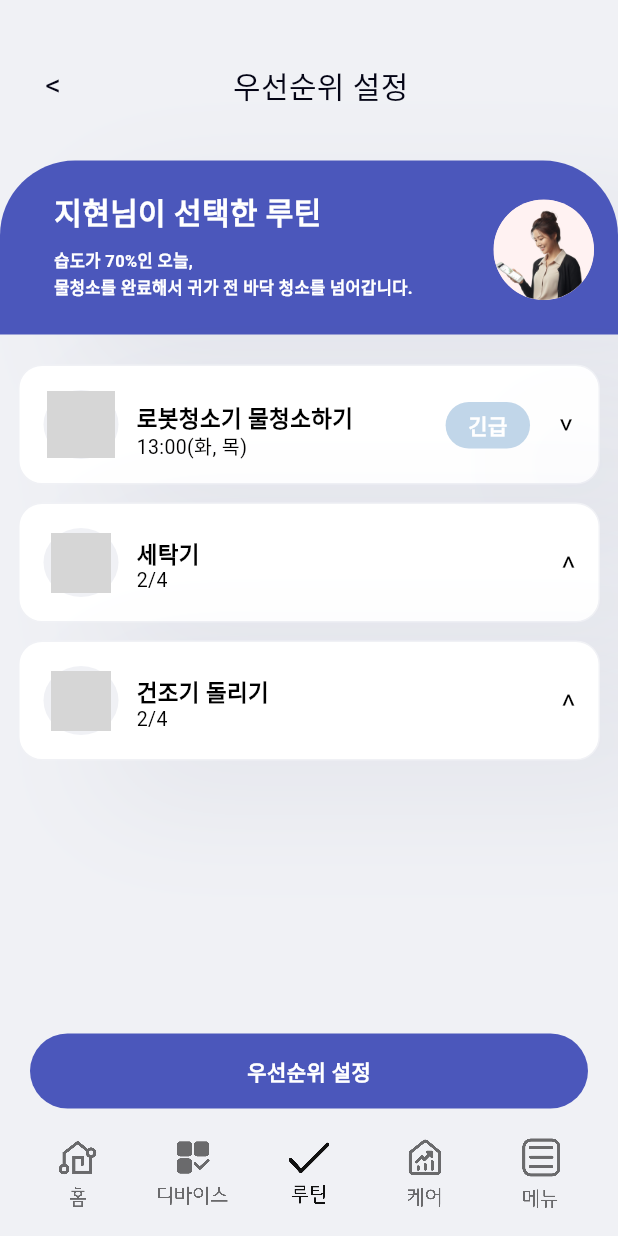
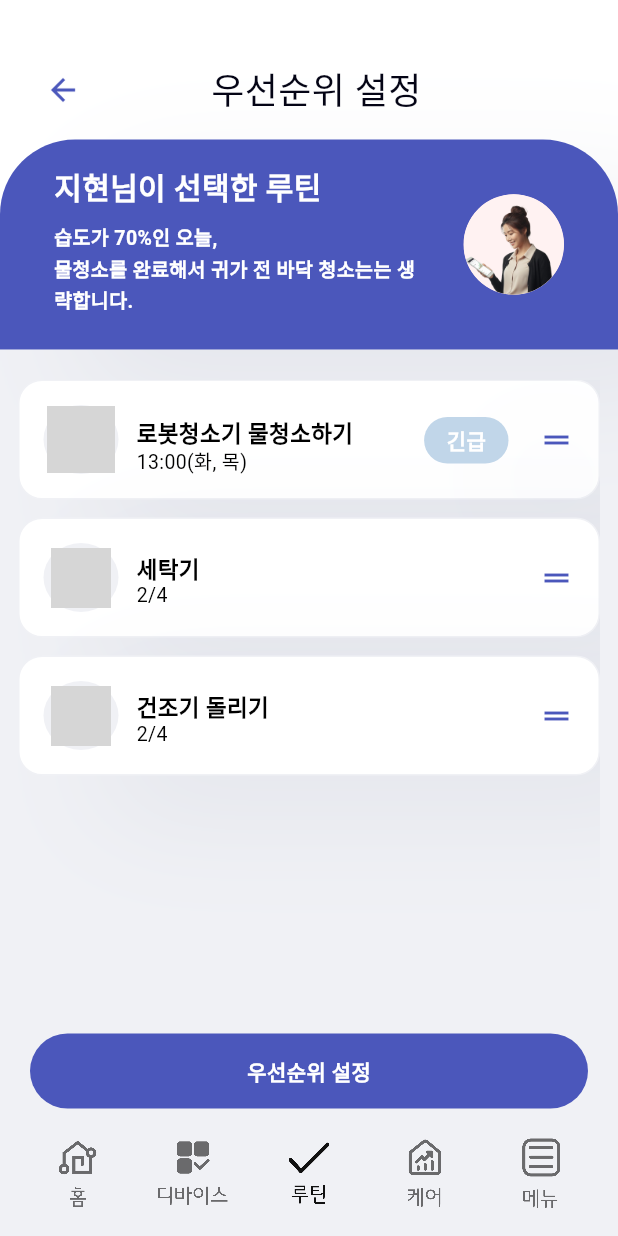
Before and after one commit to standardkim11/LG_DX_School_DX_Project, a Flutter app: the PriorityScreen screen opened directly, on a phone screen of 412 x 824 dp. Run offline on Flutter 3.47's test engine with Material 3 defaults, Android fonts, the phone set to English and light mode, and no system bars; Roboto replaces fonts that are missing (LG Smart_H); grey boxes are pictures that could not be loaded.

Commit message:
우선순위 페이지 구현

```diff
--- a/front/lib/Screens/priority.dart
+++ b/front/lib/Screens/priority.dart
@@ -2,8 +2,43 @@ import 'package:flutter/material.dart';
 import '../components/app_colors.dart';
 import '../components/app_text_styles.dart';
 import '../components/bottom_navigation.dart';
+import 'viewall_screen.dart';
 
-class PriorityScreen extends StatelessWidget {
+class PriorityScreen extends StatefulWidget {
+  const PriorityScreen({super.key});
+
+  @override
+  State<PriorityScreen> createState() => _PriorityScreenState();
+}
+
+class _PriorityScreenState extends State<PriorityScreen> {
+  List<Map<String, dynamic>> _routines = [
+    {
+      'key': ValueKey('routine_0'),
+      'title': '로봇청소기 물청소하기',
+      'time': '13:00(화, 목)',
+      'iconSize': 45.0,
+      'hasUrgentBadge': true,
+      'imagePath': 'assets/priority_screen/robot.png',
+    },
+    {
+      'key': ValueKey('routine_1'),
+      'title': '세탁기',
+      'time': '2/4',
+      'iconSize': 40.0,
+      'hasUrgentBadge': false,
+      'imagePath': 'assets/priority_screen/washing.png',
+    },
+    {
+      'key': ValueKey('routine_2'),
+      'title': '건조기 돌리기',
+      'time': '2/4',
+      'iconSize': 40.0,
+      'hasUrgentBadge': false,
+      'imagePath': 'assets/priority_screen/washing.png',
+    },
+  ];
+
   static const _cardShadow = BoxShadow(
     color: Color(0x0F222C5C),
     blurRadius: 68,
@@ -69,26 +104,49 @@ class PriorityScreen extends StatelessWidget {
             // 메인 콘텐츠
             Column(
               children: [
+                // 상단 제목과 배너 영역 (흰색 배경)
+                Container(
+                  color: Colors.white,
+                  child: Column(
+                    children: [
                       // 상단 제목
                       Padding(
-                  padding: const EdgeInsets.only(top: 47, left: 30, right: 20),
+                        padding: const EdgeInsets.only(
+                          top: 47,
+                          left: 30,
+                          right: 20,
+                        ),
                         child: Row(
                           children: [
-                      Transform.rotate(
-                        angle: 3.14, // 180도 회전 (왼쪽 화살표)
-                        child: Text(
-                          '>',
-                          style: AppTextStyles.sectionTitle(
+                            GestureDetector(
+                              onTap: () {
+                                Navigator.pushReplacement(
                                   context,
-                          ).copyWith(fontSize: 20, height: 1),
+                                  PageRouteBuilder(
+                                    pageBuilder:
+                                        (
+                                          context,
+                                          animation,
+                                          secondaryAnimation,
+                                        ) => const ViewAllScreen(),
+                                    transitionDuration: Duration.zero,
+                                    reverseTransitionDuration: Duration.zero,
+                                  ),
+                                );
+                              },
+                              child: Image.asset(
+                                'assets/lgrouthinq/Back_icon.png',
+                                width: 24,
+                                height: 24,
                               ),
                             ),
                             Expanded(
                               child: Center(
                                 child: Text(
                                   '우선순위 설정',
-                            style: AppTextStyles.sectionTitle(context).copyWith(
-                              fontSize: 20,
+                                  style: AppTextStyles.sectionTitle(context)
+                                      .copyWith(
+                                        fontSize: 24,
                                         height: 1,
                                         fontWeight: FontWeight.w500,
                                       ),
@@ -97,7 +155,7 @@ class PriorityScreen extends StatelessWidget {
                               ),
                             ),
                             SizedBox(
-                        width: 5, // 오른쪽 공간 (화살표와 대칭)
+                              width: 24, // 오른쪽 공간 (뒤로가기 버튼과 대칭)
                             ),
                           ],
                         ),
@@ -105,10 +163,10 @@ class PriorityScreen extends StatelessWidget {
 
                       // 보라색 배너
                       Padding(
-                  padding: const EdgeInsets.only(top: 38),
+                        padding: const EdgeInsets.only(top: 20),
                         child: Container(
                           width: double.infinity,
-                    height: 116,
+                          height: 140,
                           padding: const EdgeInsets.all(16),
                           decoration: ShapeDecoration(
                             color: AppColors.textAccent,
@@ -121,20 +179,28 @@ class PriorityScreen extends StatelessWidget {
                             shadows: [_cardShadow],
                           ),
                           child: Row(
-                      crossAxisAlignment: CrossAxisAlignment.start,
+                            crossAxisAlignment: CrossAxisAlignment.center,
+                            mainAxisAlignment: MainAxisAlignment.center,
                             children: [
                               Expanded(
                                 child: Padding(
-                            padding: const EdgeInsets.only(left: 20, top: 8),
+                                  padding: const EdgeInsets.only(left: 20),
                                   child: Column(
-                              crossAxisAlignment: CrossAxisAlignment.start,
+                                    crossAxisAlignment:
+                                        CrossAxisAlignment.start,
+                                    mainAxisAlignment: MainAxisAlignment.center,
                                     children: [
-                                Text('지현님이 선택한 루틴', style: _bannerTitleStyle),
+                                      Text(
+                                        '지현님이 선택한 루틴',
+                                        style: _bannerTitleStyle.copyWith(
+                                          fontSize: 20,
+                                        ),
+                                      ),
                                       const SizedBox(height: 12),
                                       Text(
-                                  '습도가 70%인 오늘,\n물청소를 완료해서 귀가 전 바닥 청소를 넘어갑니다.',
+                                        '습도가 70%인 오늘,\n물청소를 완료해서 귀가 전 바닥 청소는는 생략합니다.',
                                         style: _bannerTextStyle.copyWith(
-                                    fontSize: 11,
+                                          fontSize: 13,
                                         ),
                                       ),
                                     ],
@@ -143,7 +209,10 @@ class PriorityScreen extends StatelessWidget {
                               ),
                               const SizedBox(width: 12),
                               Padding(
-                          padding: const EdgeInsets.only(top: 10),
+                                padding: const EdgeInsets.only(
+                                  left: 20,
+                                  right: 20,
+                                ),
                                 child: Container(
                                   width: 67,
                                   height: 67,
@@ -163,41 +232,73 @@ class PriorityScreen extends StatelessWidget {
                           ),
                         ),
                       ),
+                    ],
+                  ),
+                ),
 
                 // 루틴 리스트
                 Expanded(
-                  child: SingleChildScrollView(
+                  child: Container(
+                    constraints: BoxConstraints(
+                      maxHeight: MediaQuery.of(context).size.height * 0.5,
+                    ),
+                    child: Padding(
                       padding: const EdgeInsets.symmetric(
                         horizontal: 12,
                         vertical: 20,
                       ),
-                    child: Column(
-                      children: [
-                        _PriorityCard(
-                          title: '로봇청소기 물청소하기',
-                          time: '13:00(화, 목)',
-                          iconSize: 45,
-                          hasUrgentBadge: true,
-                          imagePath: 'assets/priority_screen/robot.png',
-                          arrowDirection: 'down',
+                      child: ClipRect(
+                        child: ReorderableListView(
+                          physics: const ClampingScrollPhysics(),
+                          buildDefaultDragHandles: false,
+                          onReorder: (oldIndex, newIndex) {
+                            setState(() {
+                              // 인덱스 범위 검증
+                              if (oldIndex < 0 || oldIndex >= _routines.length)
+                                return;
+                              if (newIndex < 0) newIndex = 0;
+                              if (newIndex >= _routines.length)
+                                newIndex = _routines.length - 1;
+
+                              if (newIndex > oldIndex) {
+                                newIndex -= 1;
+                              }
+
+                              // 범위 재검증
+                              if (newIndex < 0) newIndex = 0;
+                              if (newIndex >= _routines.length)
+                                newIndex = _routines.length - 1;
+
+                              final item = _routines.removeAt(oldIndex);
+                              _routines.insert(newIndex, item);
+                            });
+                          },
+                          children: _routines.asMap().entries.map((entry) {
+                            final index = entry.key;
+                            final routine = entry.value;
+
+                            return Padding(
+                              key: routine['key'] as Key,
+                              padding: EdgeInsets.only(
+                                bottom: index < _routines.length - 1 ? 12 : 0,
                               ),
-                        const SizedBox(height: 12),
-                        _PriorityCard(
-                          title: '세탁기',
-                          time: '2/4',
-                          iconSize: 40,
-                          imagePath: 'assets/priority_screen/.png',
-                          arrowDirection: 'up',
+                              child: ReorderableDragStartListener(
+                                index: index,
+                                child: _PriorityCard(
+                                  title: routine['title'] as String,
+                                  time: routine['time'] as String,
+                                  iconSize: (routine['iconSize'] as num)
+                                      .toDouble(),
+                                  hasUrgentBadge:
+                                      routine['hasUrgentBadge'] as bool? ??
+                                      false,
+                                  imagePath: routine['imagePath'] as String,
                                 ),
-                        const SizedBox(height: 12),
-                        _PriorityCard(
-                          title: '건조기 돌리기',
-                          time: '2/4',
-                          iconSize: 40,
-                          imagePath: 'assets/priority_screen/.png',
-                          arrowDirection: 'up',
                               ),
-                      ],
+                            );
+                          }).toList(),
+                        ),
+                      ),
                     ),
                   ),
                 ),
@@ -246,7 +347,6 @@ class _PriorityCard extends StatelessWidget {
   final double iconSize;
   final bool hasUrgentBadge;
   final String imagePath;
-  final String arrowDirection; // 'up' or 'down'
 
   const _PriorityCard({
     required this.title,
@@ -254,7 +354,6 @@ class _PriorityCard extends StatelessWidget {
     required this.iconSize,
     this.hasUrgentBadge = false,
     required this.imagePath,
-    required this.arrowDirection,
   });
 
   @override
@@ -269,7 +368,7 @@ class _PriorityCard extends StatelessWidget {
           side: const BorderSide(width: 1, color: AppColors.backgroundGray),
           borderRadius: BorderRadius.circular(16),
         ),
-        shadows: [PriorityScreen._cardShadow],
+        shadows: [_PriorityScreenState._cardShadow],
       ),
       child: Row(
         children: [
@@ -301,12 +400,12 @@ class _PriorityCard extends StatelessWidget {
                     children: [
                       Text(
                         title,
-                        style: PriorityScreen._cardTitleStyle.copyWith(
+                        style: _PriorityScreenState._cardTitleStyle.copyWith(
                           fontWeight: FontWeight.w600,
                         ),
                       ),
                       const SizedBox(height: 4),
-                      Text(time, style: PriorityScreen._cardTimeStyle),
+                      Text(time, style: _PriorityScreenState._cardTimeStyle),
                     ],
                   ),
                   if (hasUrgentBadge)
@@ -323,13 +422,12 @@ class _PriorityCard extends StatelessWidget {
                           shape: RoundedRectangleBorder(
                             borderRadius: BorderRadius.circular(16),
                           ),
-                          shadows: [PriorityScreen._cardShadow],
+                          shadows: [_PriorityScreenState._cardShadow],
                         ),
                         child: Text(
                           '긴급',
-                          style: PriorityScreen._urgentBadgeStyle.copyWith(
-                            fontSize: 14,
-                          ),
+                          style: _PriorityScreenState._urgentBadgeStyle
+                              .copyWith(fontSize: 14),
                         ),
                       ),
                     ),
@@ -337,16 +435,12 @@ class _PriorityCard extends StatelessWidget {
               ),
             ),
           ),
-          const SizedBox(width: 10), // 화살표와 긴급 배지 사이 간격
+          const SizedBox(width: 10), // 드래그 핸들과 긴급 배지 사이 간격
           Center(
-            child: Transform.rotate(
-              angle: arrowDirection == 'down'
-                  ? 1.57
-                  : -1.57, // 아래: 90도, 위: -90도
-              child: Text(
-                '>',
-                style: PriorityScreen._cardTimeStyle.copyWith(fontSize: 18),
-              ),
+            child: Icon(
+              Icons.drag_handle,
+              color: AppColors.textAccent,
+              size: 24,
             ),
           ),
         ],
--- a/front/lib/Screens/viewall_screen.dart
+++ b/front/lib/Screens/viewall_screen.dart
@@ -7,6 +7,7 @@ import '../components/bottom_navigation.dart';
 import 'routine_screen.dart';
 import 'todo_screen.dart';
 import 'dashboard_screen.dart';
+import 'priority.dart';
 
 class ViewAllScreen extends StatefulWidget {
   const ViewAllScreen({super.key});
@@ -236,18 +237,7 @@ class _ViewAllScreenState extends State<ViewAllScreen> {
                     child: CustomTabBar(
                       selectedIndex: _selectedTabIndex,
                       onTabChanged: (index) {
-                        // 현재 선택된 탭을 다시 누르면 12일로 이동
-                        if (index == _selectedTabIndex) {
-                          setState(() {
-                            _selectedDateIndex = 15; // 12일 금요일 (인덱스 15)
-                          });
-                          WidgetsBinding.instance.addPostFrameCallback((_) {
-                            _scrollToSelectedDate(context);
-                          });
-                          return;
-                        }
-
-                        // 다른 탭 클릭 시 확인 다이얼로그 표시
+                        // 모든 탭 클릭 시 확인 다이얼로그 표시 (루틴 탭 포함)
                         _showConfirmDialog(
                           onConfirm: () {
                             if (index == 0) {
@@ -261,6 +251,23 @@ class _ViewAllScreenState extends State<ViewAllScreen> {
                                         animation,
                                         secondaryAnimation,
                                       ) => const TodoScreen(),
+                                  transitionDuration: Duration.zero,
+                                  reverseTransitionDuration: Duration.zero,
+                                ),
+                                (route) => false, // 모든 이전 화면 제거
+                              );
+                            } else if (index == 1) {
+                              // 루틴 탭 클릭 시 루틴 화면으로 이동 (날짜 리셋)
+                              resetRoutineScreenDate();
+                              Navigator.pushAndRemoveUntil(
+                                context,
+                                PageRouteBuilder(
+                                  pageBuilder:
+                                      (
+                                        context,
+                                        animation,
+                                        secondaryAnimation,
+                                      ) => const RoutineScreen(),
                                   transitionDuration: Duration.zero,
                                   reverseTransitionDuration: Duration.zero,
                                 ),
@@ -282,10 +289,6 @@ class _ViewAllScreenState extends State<ViewAllScreen> {
                                 ),
                                 (route) => false, // 모든 이전 화면 제거
                               );
-                            } else {
-                              setState(() {
-                                _selectedTabIndex = index;
-                              });
                             }
                           },
                         );
@@ -353,13 +356,13 @@ class _ViewAllScreenState extends State<ViewAllScreen> {
                   ),
                   child: GestureDetector(
                     onTap: () {
-                      // 선택 완료 로직 - 루틴 탭이 선택된 상태로 이동
+                      // 선택 완료 로직 - priority 화면으로 이동
                       Navigator.pushAndRemoveUntil(
                         context,
                         PageRouteBuilder(
                           pageBuilder:
                               (context, animation, secondaryAnimation) =>
-                                  const RoutineScreen(),
+                                  PriorityScreen(),
                           transitionDuration: Duration.zero,
                           reverseTransitionDuration: Duration.zero,
                         ),
```
Lines whose indentation alone changed are shown as unchanged.
